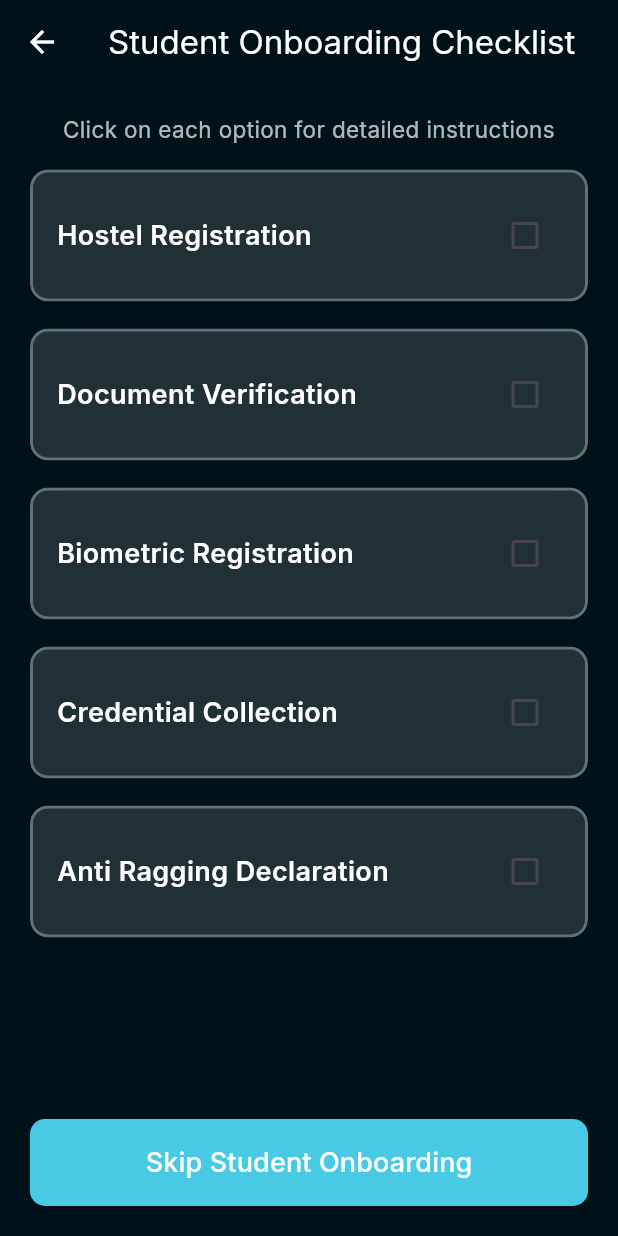
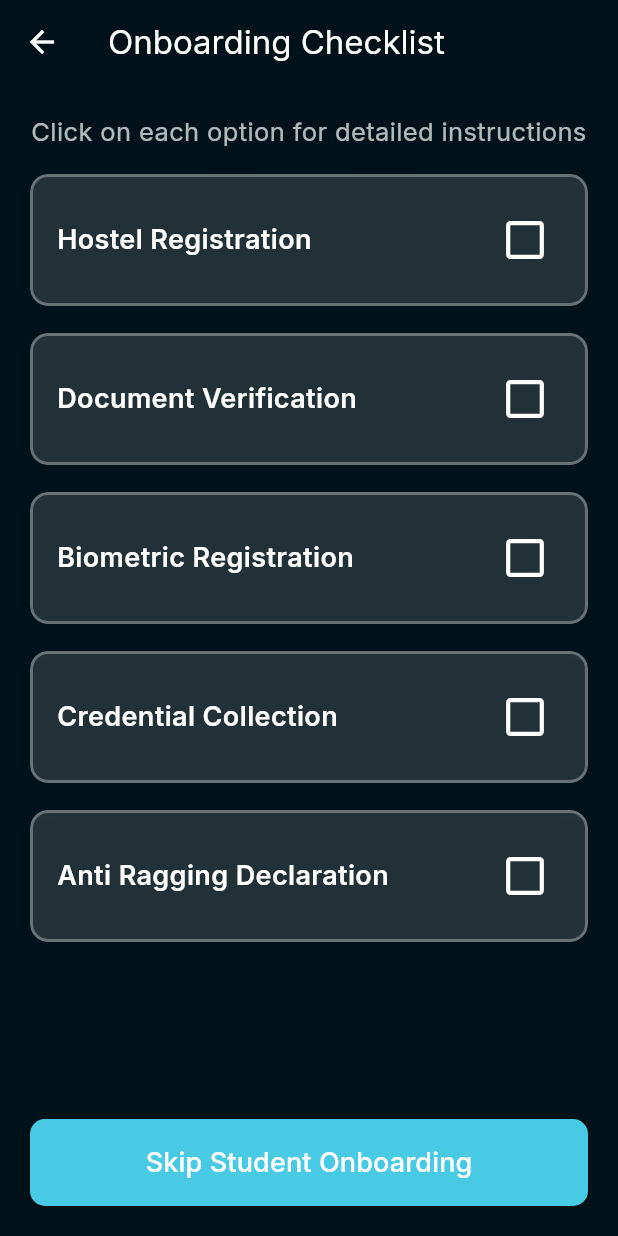
Before and after one commit to ZenithRizz/ccell, a Flutter app: the ChecklistScreen screen opened directly, on a phone screen of 412 x 824 dp. Run offline on Flutter 3.47's test engine with Material 3 defaults, Android fonts, the phone set to English and light mode, and no system bars; our stand-ins replace firebase_auth, firebase_core, google_fonts, google_sign_in, image_picker, salomon_bottom_bar and 1 more; accounts and stored records are empty.

Commit message:
Update checklist.dart

```diff
--- a/lib/checklist.dart
+++ b/lib/checklist.dart
@@ -1,6 +1,7 @@
 import 'package:flutter/material.dart';
 import 'package:shared_preferences/shared_preferences.dart';
 import 'dart:ui'; // For BackdropFilter
+
 import 'hostel_registration.dart';
 import 'document_verification.dart';
 import 'implocations.dart';
@@ -17,7 +18,6 @@ class ChecklistScreen extends StatefulWidget {
 }
 
 class _ChecklistScreenState extends State<ChecklistScreen> {
-  // Checklist steps
   final List<_ChecklistStep> steps = [
     _ChecklistStep(
       title: 'Hostel Registration',
@@ -86,7 +86,7 @@ class _ChecklistScreenState extends State<ChecklistScreen> {
 
     return Scaffold(
       appBar: AppBar(
-        title: const Text('Student Onboarding Checklist'),
+        title: const Text('Onboarding Checklist'),
         backgroundColor: const Color(0xFF001219),
         foregroundColor: Colors.white,
       ),
@@ -101,7 +101,7 @@ class _ChecklistScreenState extends State<ChecklistScreen> {
                 'Click on each option for detailed instructions',
                 style: TextStyle(
                   color: Colors.white70,
-                  fontSize: 15,
+                  fontSize: 17,
                   fontWeight: FontWeight.w400,
                 ),
                 textAlign: TextAlign.center,
@@ -120,15 +120,15 @@ class _ChecklistScreenState extends State<ChecklistScreen> {
                         filter: ImageFilter.blur(sigmaX: 12, sigmaY: 12),
                         child: Container(
                           decoration: BoxDecoration(
-                            color: Colors.white.withOpacity(0.13),
+                            color: const Color(0x21FFFFFF), // better than withOpacity(0.13)
                             borderRadius: BorderRadius.circular(12),
                             border: Border.all(
-                              color: _done[index] ? Colors.green : Colors.white.withOpacity(0.3),
+                              color: _done[index] ? Colors.green : Colors.white.withAlpha(80),
                               width: 2,
                             ),
                             boxShadow: [
                               BoxShadow(
-                                color: Colors.black.withOpacity(0.08),
+                                color: const Color(0xFF001219).withOpacity(0.08),
                                 blurRadius: 12,
                                 offset: const Offset(0, 6),
                               ),
@@ -147,13 +147,20 @@ class _ChecklistScreenState extends State<ChecklistScreen> {
                                   ),
                                 ),
                               ),
-                              Checkbox(
+                              Transform.scale(
+                                scale: 1.4, // Increase size here
+                                child: Checkbox(
                                   value: _done[index],
                                   onChanged: (val) {
                                     _setDone(index, val ?? false);
                                   },
                                   activeColor: Colors.green,
                                   checkColor: Colors.white,
+                                  side: const BorderSide(
+                                    width: 2,
+                                    color: Colors.white, // Outline color
+                                  ),
+                                ),
                               ),
                             ],
                           ),
@@ -164,7 +171,7 @@ class _ChecklistScreenState extends State<ChecklistScreen> {
                 },
               ),
             ),
-            const SizedBox(height: 8), // Reduced space before the button
+            const SizedBox(height: 8),
             if (!allDone)
               SizedBox(
                 width: double.infinity,
```
Lines whose indentation alone changed are shown as unchanged.
